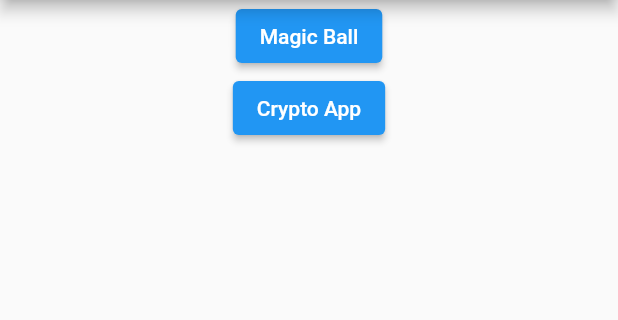
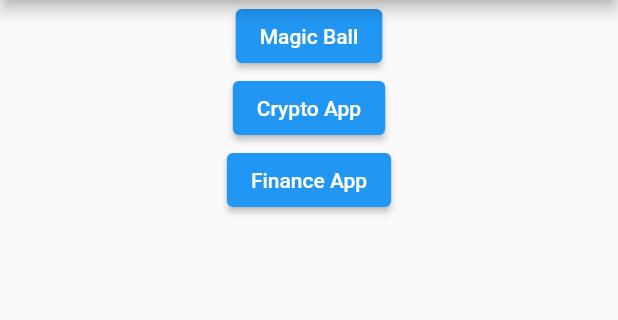
Before and after one commit to MorgueMorg/Neobis-UI-Apps, a Flutter app: the screen it shows after launch, on a phone screen of 412 x 824 dp, the part 84-404 px from its top. Run offline on Flutter 3.47's test engine with Material 2 defaults, Android fonts, the light colour scheme and no system bars.

Commit message:
Added finance_app file :rocket:

```diff
--- /dev/null
+++ b/lib/apps/finance_app.dart
@@ -0,0 +1,20 @@
+import 'package:flutter/material.dart';
+
+class FinanceApp extends StatefulWidget {
+  @override
+  State<FinanceApp> createState() => _MyHomePageState();
+}
+
+class _MyHomePageState extends State <FinanceApp> {
+  @override
+  Widget build(BuildContext context) {
+    return MaterialApp(
+      home: Scaffold(
+        appBar: AppBar(
+          title: Text("Finance"),
+        ),
+        body: Container(child: Text("Finance")),
+      ),
+    );
+  }
+}
--- a/lib/main.dart
+++ b/lib/main.dart
@@ -1,6 +1,7 @@
 import 'package:flutter/material.dart';
 import 'package:neobisui/apps/magic_ball_app.dart';
 import 'package:neobisui/apps/crypto_app.dart';
+import 'package:neobisui/apps/finance_app.dart';
 
 void main() => runApp(MyApp());
 
@@ -12,6 +13,7 @@ class MyApp extends StatelessWidget {
       routes: {
         '/magic_ball': (context) => BallPage(),
         '/crypto_app': (context) => CryptoApp(),
+        '/finance_app': (context) => FinanceApp(),
       },
     );
   }
@@ -38,6 +40,11 @@ class MyHomePage extends StatelessWidget {
                   Navigator.pushNamed(context, '/crypto_app');
                 },
                 child: Text('Crypto App')),
+            ElevatedButton(
+                onPressed: () {
+                  Navigator.pushNamed(context, '/finance_app');
+                },
+                child: Text('Finance App')),
           ],
         ),
       ),
```
